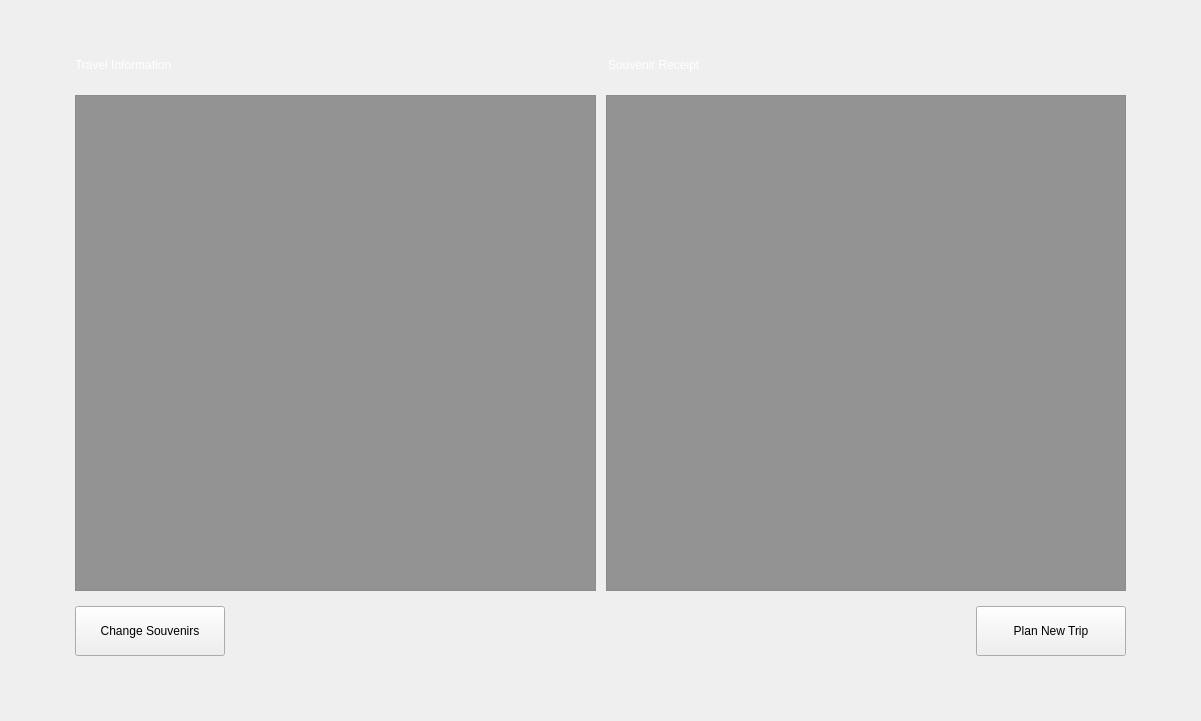
The window that QT Project/resultswindow.ui (AaronGeesink/CS1D-Basketball-Project) describes before a commit, drawn with Qt 5.
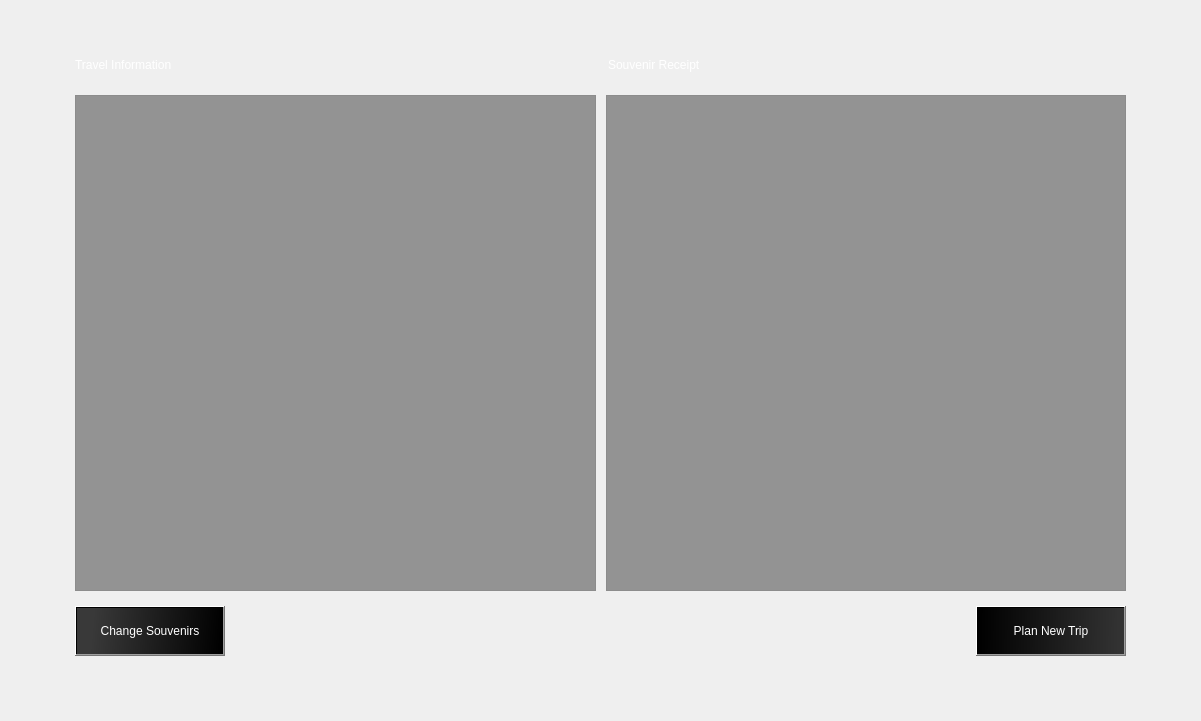
The same window after the commit.

Diff of the .ui file:
```diff
--- a/QT Project/resultswindow.ui
+++ b/QT Project/resultswindow.ui
@@ -540,6 +540,10 @@
           <height>50</height>
          </size>
         </property>
+        <property name="styleSheet">
+         <string notr="true">color: rgb(255, 255, 255);
+background-color: qlineargradient(spread:pad, x1:1, y1:0.523, x2:0, y2:0.494, stop:0 rgba(0, 0, 0, 255), stop:0.897727 rgba(57, 57, 57, 255))</string>
+        </property>
         <property name="text">
          <string>Change Souvenirs</string>
         </property>
@@ -566,6 +570,10 @@
           <height>50</height>
          </size>
         </property>
+        <property name="styleSheet">
+         <string notr="true">color: rgb(255, 255, 255);
+background-color:qlineargradient(spread:pad, x1:0, y1:0.506, x2:1, y2:0.511045, stop:0 rgba(0, 0, 0, 255), stop:1 rgba(52, 52, 52, 255))</string>
+        </property>
         <property name="text">
          <string>Plan New Trip</string>
         </property>
```
